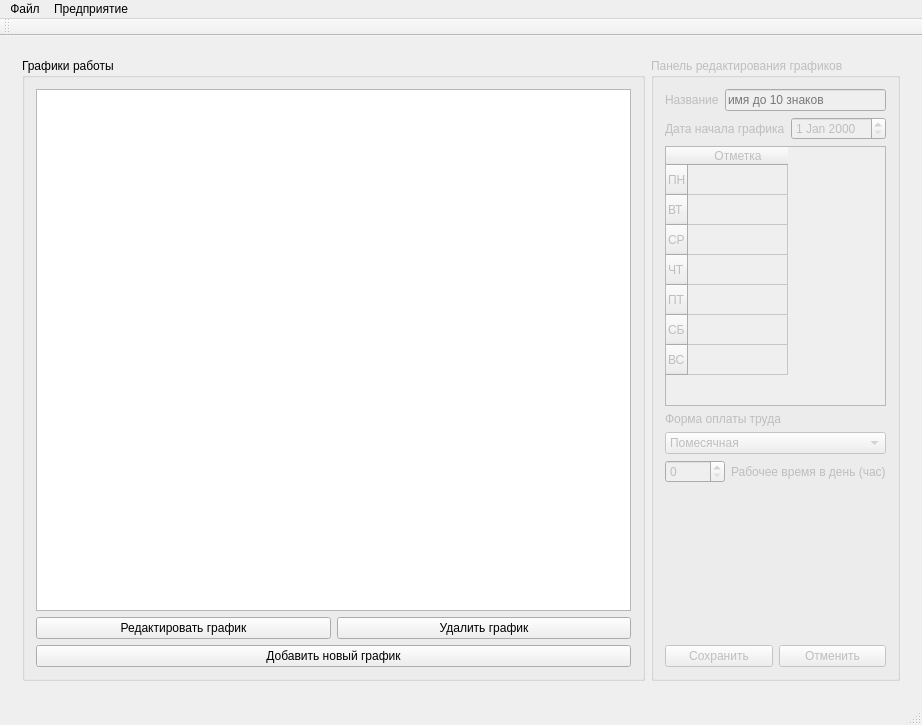
This is SalaryCount/SalaryCount/salarycount.ui in artemkurylev/mdkp as Qt 5 draws it before an edit. The edited form follows.
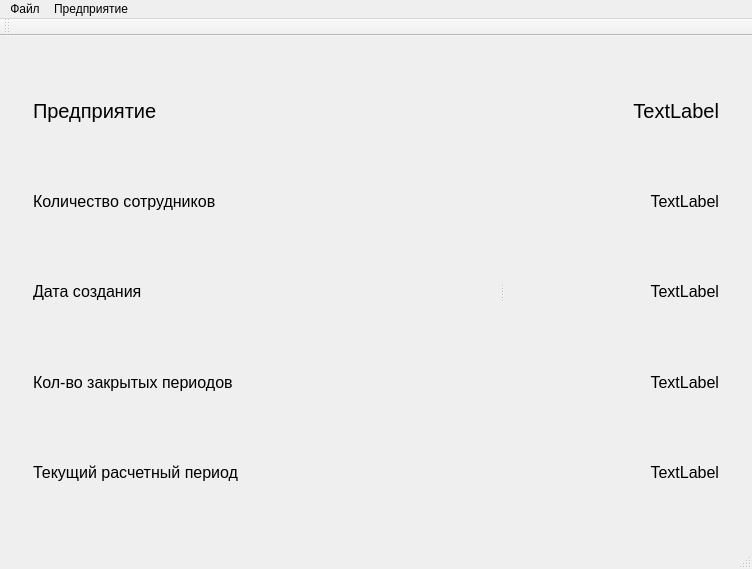
This is the edited form. Icons and pictures are not drawn.

Commit message:
Создана форма для профиля предприятия
# Conflicts:
#	SalaryCount/SalaryCount/salarycount.ui

Patch:
```diff
--- a/SalaryCount/SalaryCount/salarycount.ui
+++ b/SalaryCount/SalaryCount/salarycount.ui
@@ -6,8 +6,8 @@
    <rect>
     <x>0</x>
     <y>0</y>
-    <width>922</width>
-    <height>725</height>
+    <width>723</width>
+    <height>550</height>
    </rect>
   </property>
   <property name="windowTitle">
@@ -22,7 +22,7 @@
     <item>
      <widget class="QStackedWidget" name="stackedWidget">
       <property name="currentIndex">
-       <number>2</number>
+       <number>4</number>
       </property>
       <widget class="QWidget" name="EmployeesPage">
        <layout class="QHBoxLayout" name="horizontalLayout">
@@ -1119,6 +1119,163 @@
         </item>
        </layout>
       </widget>
+      <widget class="QWidget" name="page">
+       <layout class="QGridLayout" name="gridLayout_4">
+        <item row="0" column="0">
+         <widget class="QSplitter" name="splitter">
+          <property name="orientation">
+           <enum>Qt::Horizontal</enum>
+          </property>
+          <widget class="QWidget" name="">
+           <layout class="QVBoxLayout" name="verticalLayout_17">
+            <item>
+             <widget class="QLabel" name="label_2">
+              <property name="font">
+               <font>
+                <pointsize>15</pointsize>
+               </font>
+              </property>
+              <property name="text">
+               <string>Предприятие</string>
+              </property>
+              <property name="alignment">
+               <set>Qt::AlignLeading|Qt::AlignLeft|Qt::AlignVCenter</set>
+              </property>
+             </widget>
+            </item>
+            <item>
+             <widget class="QLabel" name="label_5">
+              <property name="font">
+               <font>
+                <pointsize>12</pointsize>
+               </font>
+              </property>
+              <property name="text">
+               <string>Количество сотрудников</string>
+              </property>
+             </widget>
+            </item>
+            <item>
+             <widget class="QLabel" name="label_9">
+              <property name="font">
+               <font>
+                <pointsize>12</pointsize>
+               </font>
+              </property>
+              <property name="text">
+               <string>Дата создания</string>
+              </property>
+             </widget>
+            </item>
+            <item>
+             <widget class="QLabel" name="label_14">
+              <property name="font">
+               <font>
+                <pointsize>12</pointsize>
+               </font>
+              </property>
+              <property name="text">
+               <string>Кол-во закрытых периодов</string>
+              </property>
+             </widget>
+            </item>
+            <item>
+             <widget class="QLabel" name="label_20">
+              <property name="font">
+               <font>
+                <pointsize>12</pointsize>
+               </font>
+              </property>
+              <property name="text">
+               <string>Текущий расчетный период</string>
+              </property>
+             </widget>
+            </item>
+           </layout>
+          </widget>
+          <widget class="QWidget" name="">
+           <layout class="QVBoxLayout" name="verticalLayout_16">
+            <item>
+             <widget class="QLabel" name="label_4">
+              <property name="font">
+               <font>
+                <pointsize>15</pointsize>
+               </font>
+              </property>
+              <property name="text">
+               <string>TextLabel</string>
+              </property>
+              <property name="alignment">
+               <set>Qt::AlignRight|Qt::AlignTrailing|Qt::AlignVCenter</set>
+              </property>
+             </widget>
+            </item>
+            <item>
+             <widget class="QLabel" name="label_6">
+              <property name="font">
+               <font>
+                <pointsize>12</pointsize>
+               </font>
+              </property>
+              <property name="text">
+               <string>TextLabel</string>
+              </property>
+              <property name="alignment">
+               <set>Qt::AlignRight|Qt::AlignTrailing|Qt::AlignVCenter</set>
+              </property>
+             </widget>
+            </item>
+            <item>
+             <widget class="QLabel" name="label_22">
+              <property name="font">
+               <font>
+                <pointsize>12</pointsize>
+               </font>
+              </property>
+              <property name="text">
+               <string>TextLabel</string>
+              </property>
+              <property name="alignment">
+               <set>Qt::AlignRight|Qt::AlignTrailing|Qt::AlignVCenter</set>
+              </property>
+             </widget>
+            </item>
+            <item>
+             <widget class="QLabel" name="label_7">
+              <property name="font">
+               <font>
+                <pointsize>12</pointsize>
+               </font>
+              </property>
+              <property name="text">
+               <string>TextLabel</string>
+              </property>
+              <property name="alignment">
+               <set>Qt::AlignRight|Qt::AlignTrailing|Qt::AlignVCenter</set>
+              </property>
+             </widget>
+            </item>
+            <item>
+             <widget class="QLabel" name="label_21">
+              <property name="font">
+               <font>
+                <pointsize>12</pointsize>
+               </font>
+              </property>
+              <property name="text">
+               <string>TextLabel</string>
+              </property>
+              <property name="alignment">
+               <set>Qt::AlignRight|Qt::AlignTrailing|Qt::AlignVCenter</set>
+              </property>
+             </widget>
+            </item>
+           </layout>
+          </widget>
+         </widget>
+        </item>
+       </layout>
+      </widget>
      </widget>
     </item>
    </layout>
@@ -1140,6 +1297,8 @@
      <height>26</height>
      <height>21</height>
      <height>20</height>
+     <width>723</width>
+     <height>21</height>
     </rect>
    </property>
    <widget class="QMenu" name="FileMenu">
```
Left out of the diff: 8 changed lines with no effect on the pictures.
